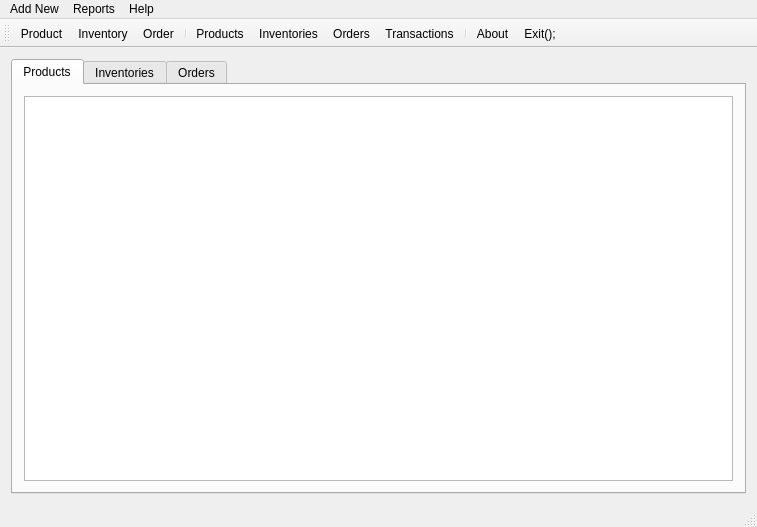
Old version of the form mainwindow.ui in the repository mjavadHasanzade/inventory-management.
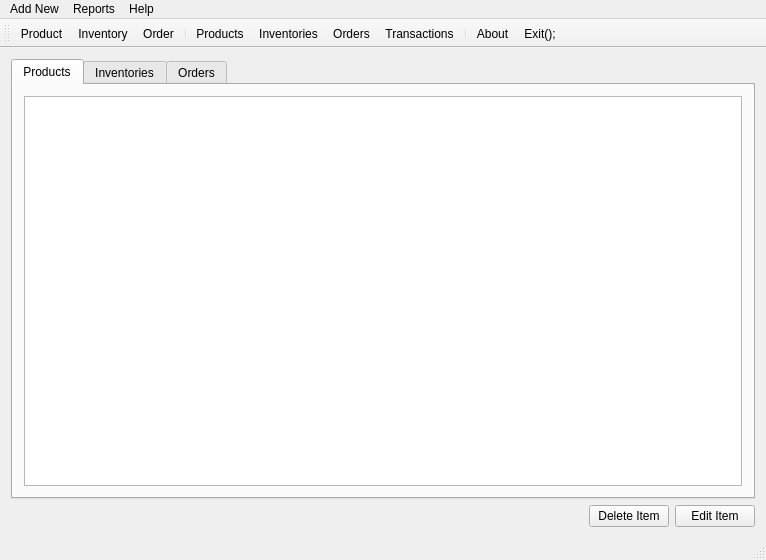
New version of the form. Icons and pictures are not drawn.

Commit message: feat: add update and delete product

```diff
--- a/mainwindow.ui
+++ b/mainwindow.ui
@@ -6,15 +6,15 @@
    <rect>
     <x>0</x>
     <y>0</y>
-    <width>757</width>
-    <height>527</height>
+    <width>766</width>
+    <height>560</height>
    </rect>
   </property>
   <property name="windowTitle">
    <string>Inventory Managment</string>
   </property>
   <widget class="QWidget" name="centralWidget">
-   <layout class="QHBoxLayout" name="horizontalLayout">
+   <layout class="QVBoxLayout" name="verticalLayout">
     <item>
      <widget class="QTabWidget" name="tabWidget">
       <property name="currentIndex">
@@ -24,7 +24,7 @@
        <attribute name="title">
         <string>Products</string>
        </attribute>
-       <layout class="QVBoxLayout" name="verticalLayout">
+       <layout class="QVBoxLayout" name="verticalLayout_2">
         <item>
          <widget class="QTableView" name="tableViewProducts"/>
         </item>
@@ -42,6 +42,37 @@
       </widget>
      </widget>
     </item>
+    <item>
+     <layout class="QHBoxLayout" name="horizontalLayout">
+      <item>
+       <spacer name="horizontalSpacer">
+        <property name="orientation">
+         <enum>Qt::Horizontal</enum>
+        </property>
+        <property name="sizeHint" stdset="0">
+         <size>
+          <width>40</width>
+          <height>20</height>
+         </size>
+        </property>
+       </spacer>
+      </item>
+      <item>
+       <widget class="QPushButton" name="deleteProductBtn">
+        <property name="text">
+         <string>Delete Item</string>
+        </property>
+       </widget>
+      </item>
+      <item>
+       <widget class="QPushButton" name="editProductBtn">
+        <property name="text">
+         <string>Edit Item</string>
+        </property>
+       </widget>
+      </item>
+     </layout>
+    </item>
    </layout>
   </widget>
   <widget class="QMenuBar" name="menuBar">
@@ -49,7 +80,7 @@
     <rect>
      <x>0</x>
      <y>0</y>
-     <width>757</width>
+     <width>766</width>
      <height>25</height>
     </rect>
    </property>
```
The commit also changes 5 other files.
